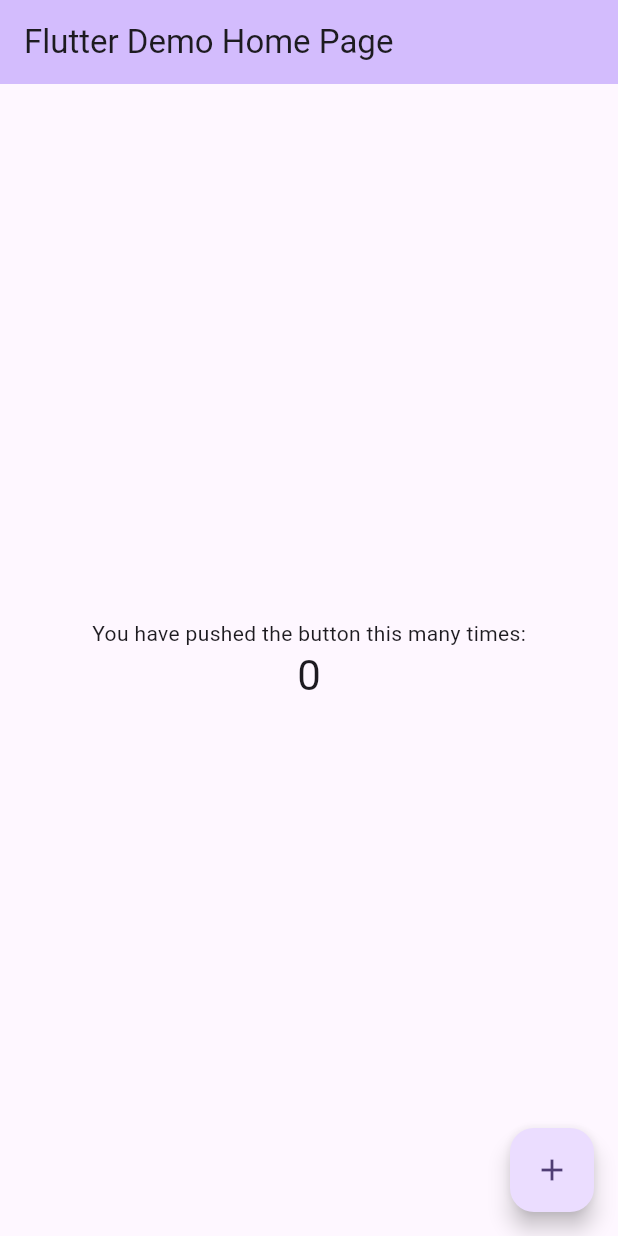
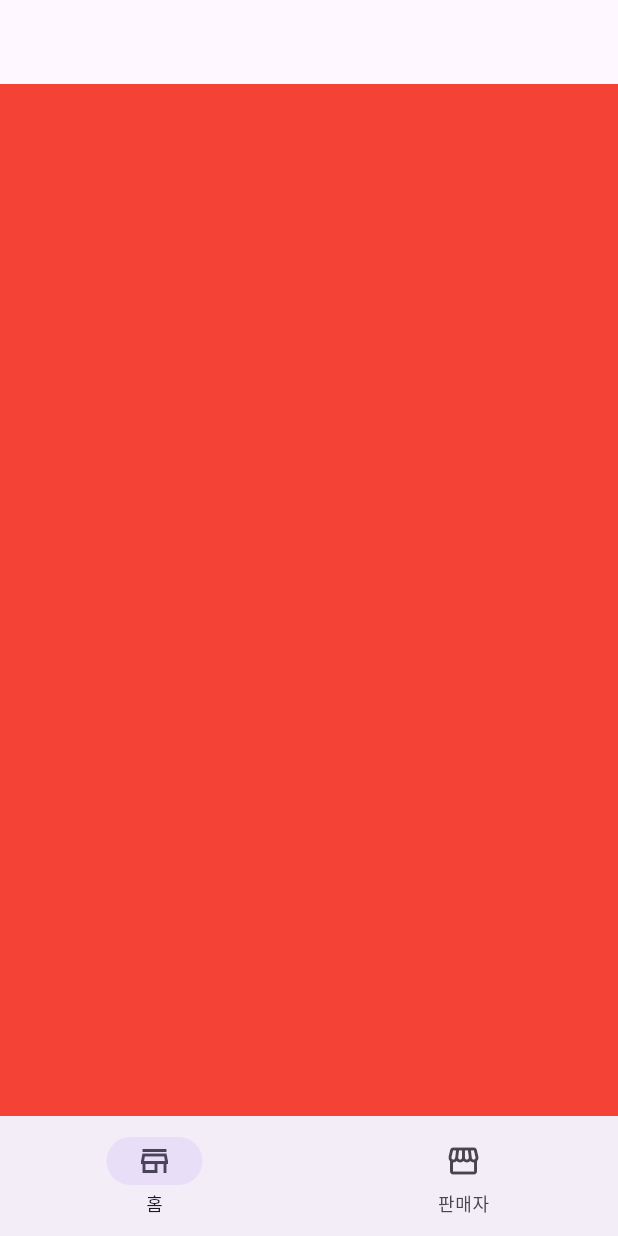
Before and after one commit to jiwonp7747/book-service-flutter, a Flutter app: the screen it shows after launch, on a phone screen of 412 x 824 dp. Run offline on Flutter 3.47's test engine with Material 3 defaults, Android fonts, the phone set to English and light mode, and no system bars.

Commit message:
home_screen

```diff
--- /dev/null
+++ b/lib/home/home_screen.dart
@@ -0,0 +1,60 @@
+import 'package:flutter/material.dart';
+
+class HomeScreen extends StatefulWidget {
+  const HomeScreen({super.key});
+
+  @override
+  State<HomeScreen> createState() => _HomeScreenState();
+}
+
+class _HomeScreenState extends State<HomeScreen> {
+
+  int _menuIndex=0;
+
+  @override
+  Widget build(BuildContext context) {
+    return Scaffold(
+      backgroundColor: Colors.grey[50],
+      appBar: AppBar(
+        title: Text(""),
+        centerTitle: true,
+
+      ),
+
+      body: IndexedStack(
+        index: _menuIndex,
+        children: [
+          Container(
+            color: Colors.red,
+          ),
+          Container(
+            color: Colors.blue,
+          )
+          //HomeWidget(), // index : 0
+          //SellerWidget(),
+        ],
+      ),
+
+      bottomNavigationBar: NavigationBar(
+        selectedIndex: _menuIndex,
+        onDestinationSelected: (idx) {
+          setState(() {
+            _menuIndex = idx;
+          });
+        },
+        destinations: [
+          NavigationDestination(
+            icon: Icon(Icons.store_outlined),
+            label: "홈",
+          ),
+          NavigationDestination(
+            icon: Icon(Icons.storefront),
+            label: "판매자",
+          ),
+        ],
+      ),
+
+
+    );
+  }
+}
--- a/lib/main.dart
+++ b/lib/main.dart
@@ -1,125 +1,21 @@
 import 'package:flutter/material.dart';
+import 'package:book_service_flutter/home/home_screen.dart';
 
 void main() {
   runApp(const MyApp());
 }
 
-class MyApp extends StatelessWidget {
-  const MyApp({super.key});
+class MyApp extends StatelessWidget{
+  const MyApp();
 
-  // This widget is the root of your application.
   @override
   Widget build(BuildContext context) {
     return MaterialApp(
-      title: 'Flutter Demo',
+      title: 'BookSwap',
       theme: ThemeData(
-        // This is the theme of your application.
-        //
-        // TRY THIS: Try running your application with "flutter run". You'll see
-        // the application has a purple toolbar. Then, without quitting the app,
-        // try changing the seedColor in the colorScheme below to Colors.green
-        // and then invoke "hot reload" (save your changes or press the "hot
-        // reload" button in a Flutter-supported IDE, or press "r" if you used
-        // the command line to start the app).
-        //
-        // Notice that the counter didn't reset back to zero; the application
-        // state is not lost during the reload. To reset the state, use hot
-        // restart instead.
-        //
-        // This works for code too, not just values: Most code changes can be
-        // tested with just a hot reload.
-        colorScheme: ColorScheme.fromSeed(seedColor: Colors.deepPurple),
-        useMaterial3: true,
+
       ),
-      home: const MyHomePage(title: 'Flutter Demo Home Page'),
+      home: HomeScreen(),
     );
   }
 }
-
-class MyHomePage extends StatefulWidget {
-  const MyHomePage({super.key, required this.title});
-
-  // This widget is the home page of your application. It is stateful, meaning
-  // that it has a State object (defined below) that contains fields that affect
-  // how it looks.
-
-  // This class is the configuration for the state. It holds the values (in this
-  // case the title) provided by the parent (in this case the App widget) and
-  // used by the build method of the State. Fields in a Widget subclass are
-  // always marked "final".
-
-  final String title;
-
-  @override
-  State<MyHomePage> createState() => _MyHomePageState();
-}
-
-class _MyHomePageState extends State<MyHomePage> {
-  int _counter = 0;
-
-  void _incrementCounter() {
-    setState(() {
-      // This call to setState tells the Flutter framework that something has
-      // changed in this State, which causes it to rerun the build method below
-      // so that the display can reflect the updated values. If we changed
-      // _counter without calling setState(), then the build method would not be
-      // called again, and so nothing would appear to happen.
-      _counter++;
-    });
-  }
-
-  @override
-  Widget build(BuildContext context) {
-    // This method is rerun every time setState is called, for instance as done
-    // by the _incrementCounter method above.
-    //
-    // The Flutter framework has been optimized to make rerunning build methods
-    // fast, so that you can just rebuild anything that needs updating rather
-    // than having to individually change instances of widgets.
-    return Scaffold(
-      appBar: AppBar(
-        // TRY THIS: Try changing the color here to a specific color (to
-        // Colors.amber, perhaps?) and trigger a hot reload to see the AppBar
-        // change color while the other colors stay the same.
-        backgroundColor: Theme.of(context).colorScheme.inversePrimary,
-        // Here we take the value from the MyHomePage object that was created by
-        // the App.build method, and use it to set our appbar title.
-        title: Text(widget.title),
-      ),
-      body: Center(
-        // Center is a layout widget. It takes a single child and positions it
-        // in the middle of the parent.
-        child: Column(
-          // Column is also a layout widget. It takes a list of children and
-          // arranges them vertically. By default, it sizes itself to fit its
-          // children horizontally, and tries to be as tall as its parent.
-          //
-          // Column has various properties to control how it sizes itself and
-          // how it positions its children. Here we use mainAxisAlignment to
-          // center the children vertically; the main axis here is the vertical
-          // axis because Columns are vertical (the cross axis would be
-          // horizontal).
-          //
-          // TRY THIS: Invoke "debug painting" (choose the "Toggle Debug Paint"
-          // action in the IDE, or press "p" in the console), to see the
-          // wireframe for each widget.
-          mainAxisAlignment: MainAxisAlignment.center,
-          children: <Widget>[
-            const Text(
-              'You have pushed the button this many times:',
-            ),
-            Text(
-              '$_counter',
-              style: Theme.of(context).textTheme.headlineMedium,
-            ),
-          ],
-        ),
-      ),
-      floatingActionButton: FloatingActionButton(
-        onPressed: _incrementCounter,
-        tooltip: 'Increment',
-        child: const Icon(Icons.add),
-      ), // This trailing comma makes auto-formatting nicer for build methods.
-    );
-  }
-}
```
